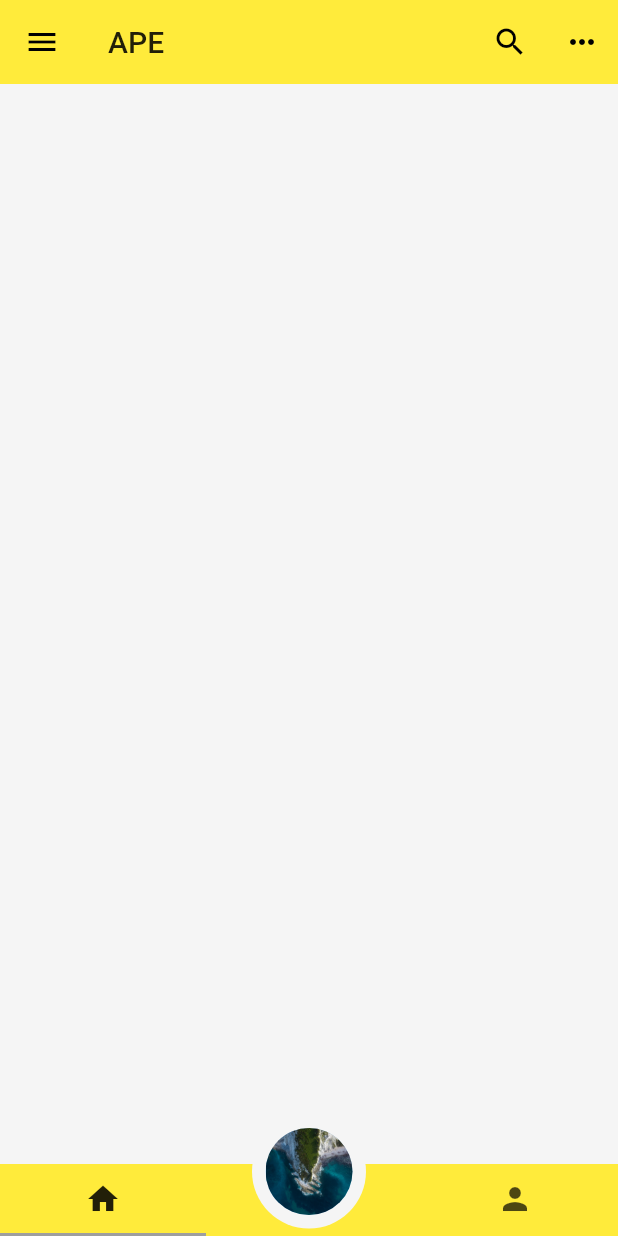
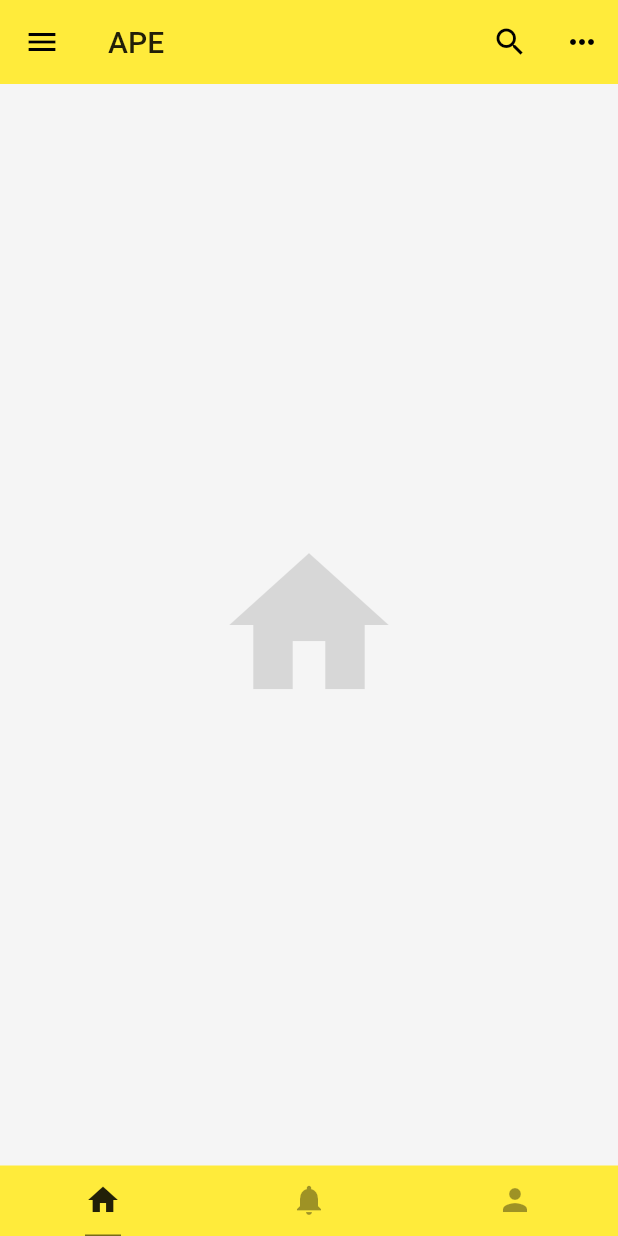
Before and after one commit to ArmyHan/ape, a Flutter app: the screen it shows after launch, on a phone screen of 412 x 824 dp. Run offline on Flutter 3.47's test engine with Material 2 defaults, Android fonts, the phone set to English and light mode, and no system bars.

Commit message:
调整中间导航样式去除中间凸起按钮，添加侧边栏。

```diff
--- a/lib/Home.dart
+++ b/lib/Home.dart
@@ -6,22 +6,97 @@ class Home extends StatefulWidget {
   State<StatefulWidget> createState() => HomeState();
 }
 
-class HomeState extends State<Home> {
+class HomeState extends State<Home> with SingleTickerProviderStateMixin {
+  TabController _controller;
+
+  @override
+  void initState() {
+    super.initState();
+    _controller = TabController(length: 3, vsync: this);
+  }
+
+  @override
+  void dispose() {
+    _controller.dispose();
+    super.dispose();
+  }
+
   @override
   Widget build(BuildContext context) {
-    return DefaultTabController(
-      length: 3,
-      child: Scaffold(
+    return Scaffold(
       backgroundColor: Colors.grey[100],
-        appBar: AppBar(
+      appBar: _buildAppBar(),
+      drawer: Drawer(
+        child: ListView(
+          padding: EdgeInsets.zero,
+          children: <Widget>[
+            UserAccountsDrawerHeader(
+              accountName: Text(
+                '阿猿',
+                style: TextStyle(fontWeight: FontWeight.bold, fontSize: 16),
+              ),
+              accountEmail: Text('ayuan@dingding.com'),
+              currentAccountPicture: CircleAvatar(
+                backgroundImage: NetworkImage(
+                    'https://avatars1.githubusercontent.com/u/35946000?s=400&u=56381a9606a5263b20b991db35fe6747bf9959a7&v=4'),
+              ),
+              decoration: BoxDecoration(
+                  color: Colors.yellow[400],
+                  image: DecorationImage(
+                      image: AssetImage(headBackgroundImage),
+                      fit: BoxFit.fill,
+                      colorFilter: ColorFilter.mode(Colors.grey[100].withOpacity(0.5), BlendMode.hardLight))),
+            ),
+            ListTile(
+                title: Text('Messages', textAlign: TextAlign.right),
+                trailing: Icon(Icons.message, size: 22),
+                onTap: () => Navigator.pop(context)),
+            ListTile(
+                title: Text('Favorite', textAlign: TextAlign.right),
+                trailing: Icon(Icons.favorite, size: 22),
+                onTap: () => Navigator.pop(context)),
+            ListTile(
+                title: Text('Settings', textAlign: TextAlign.right),
+                trailing: Icon(Icons.settings, size: 22),
+                onTap: () => Navigator.pop(context)),
+            ListTile(
+                title: Text('Logout', textAlign: TextAlign.right),
+                trailing: Icon(Icons.exit_to_app, size: 22),
+                onTap: () => Navigator.pop(context)),
+          ],
+        ),
+      ),
+      body: TabBarView(
+        controller: _controller,
+        children: <Widget>[
+          Icon(Icons.home, color: Colors.black12, size: 128.0),
+          Icon(Icons.notifications, color: Colors.black12, size: 128.0),
+          Icon(Icons.person, color: Colors.black12, size: 128.0),
+        ],
+      ),
+      bottomNavigationBar: Material(
+        color: Colors.yellow,
+        child: TabBar(
+          controller: _controller,
+          unselectedLabelColor: Colors.black38,
+          indicatorColor: Colors.black54,
+          indicatorSize: TabBarIndicatorSize.label,
+          indicatorWeight: 1.0,
+          tabs: <Widget>[
+            Tab(icon: Icon(Icons.home)),
+            Tab(icon: Icon(Icons.notifications)),
+            Tab(icon: Icon(Icons.person)),
+          ],
+        ),
+      ),
+    );
+  }
+
+  _buildAppBar() {
+    return AppBar(
       title: Text('APE'),
       centerTitle: false,
       elevation: 0.0,
-          leading: IconButton(
-            icon: Icon(Icons.menu),
-            tooltip: 'Tools',
-            onPressed: () => debugPrint('tools button press.'),
-          ),
       actions: <Widget>[
         IconButton(
           icon: Icon(Icons.search),
@@ -34,45 +109,6 @@ class HomeState extends State<Home> {
           onPressed: () => debugPrint('more button press.'),
         ),
       ],
-        ),
-        body: TabBarView(children: <Widget>[]),
-        bottomNavigationBar: Stack(
-          children: <Widget>[
-            Align(
-              alignment: Alignment.bottomCenter,
-              child: Material(
-                color: Colors.yellow,
-                child: TabBar(
-                  indicatorColor: Colors.grey,
-                  tabs: <Widget>[
-                    Tab(icon: Icon(Icons.home)),
-                    Tab(icon: Icon(Icons.notifications)),
-                    Tab(icon: Icon(Icons.person)),
-                  ],
-                ),
-              ),
-            ),
-            Align(
-              alignment: Alignment.bottomCenter,
-              child: Container(
-                padding: const EdgeInsets.all(9.0),
-                margin: EdgeInsets.all(5.0),
-                decoration: BoxDecoration(
-                  borderRadius: BorderRadius.all(Radius.circular(40)),
-                  color: Colors.grey[100],
-                ),
-                child: InkWell(
-                  child: CircleAvatar(
-                    backgroundImage: AssetImage(logoImage),
-                    radius: 29,
-                  ),
-                  onTap: () => debugPrint('center navigation press.'),
-                ),
-              ),
-            ),
-          ],
-        ),
-      ),
     );
   }
 }
--- a/lib/Images.dart
+++ b/lib/Images.dart
@@ -1 +1,2 @@
 const String logoImage = 'assets/logo.jpg';
+const String headBackgroundImage = 'assets/logo.jpg';
```
Lines whose indentation alone changed are shown as unchanged.
